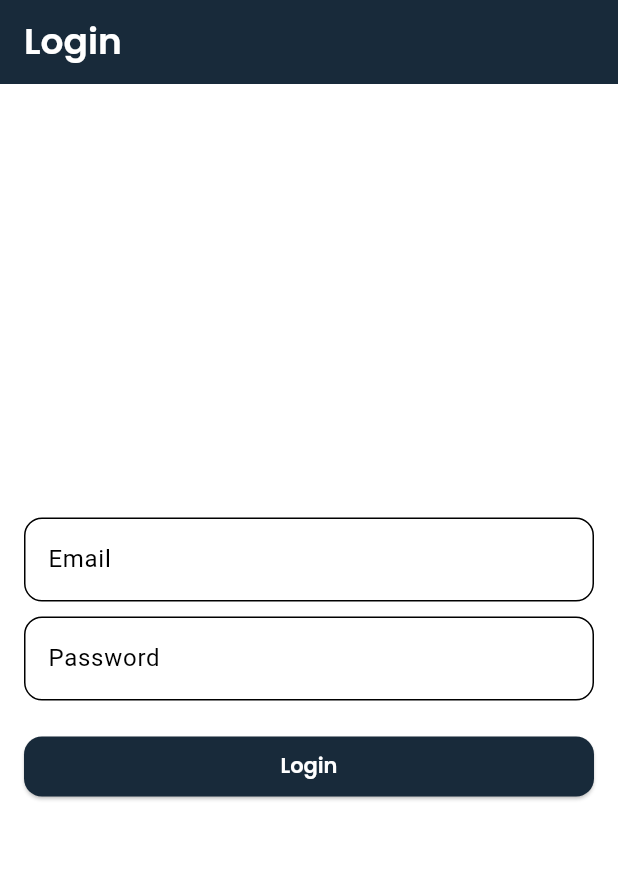
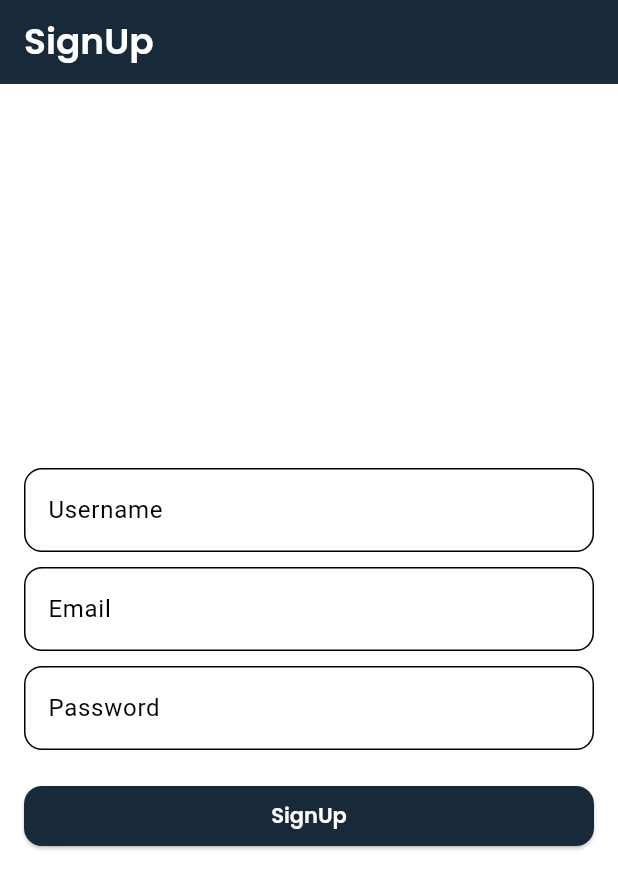
Before and after one commit to HamzaZahid29/raptor, a Flutter app: the screen it shows after launch, on a phone screen of 412 x 824 dp. Shown: the top 889 px of the screen. Run offline on Flutter 3.47's test engine with Material 3 defaults, Android fonts, the phone set to English and light mode, and no system bars; our stand-ins replace firebase_auth, firebase_core, flutter_bloc, fpdart, go_router, google_fonts; accounts and stored records are empty.

Commit message:
added route for the sign up page

```diff
--- a/lib/core/router/app_router.dart
+++ b/lib/core/router/app_router.dart
@@ -2,6 +2,7 @@ import 'package:flutter/material.dart';
 import 'package:go_router/go_router.dart';
 import 'package:raptor/core/router/static_app_routes.dart';
 import 'package:raptor/features/auth/presentation/pages/login_screen.dart';
+import 'package:raptor/features/auth/presentation/pages/signup_screen.dart';
 
 import '../../features/home/layout/layout_scaffold.dart';
 import '../../features/home/layout/models/user.dart';
@@ -14,9 +15,10 @@ final _rootNavigatorKey = GlobalKey<NavigatorState>(debugLabel: 'root');
 
 final router = GoRouter(
   navigatorKey: _rootNavigatorKey,
-  initialLocation: Routes.loginScreen,
+  initialLocation: Routes.signupScreen,
   routes: [
     GoRoute(path: Routes.loginScreen, pageBuilder: (context , state) => MaterialPage(child: LoginScreen())),
+    GoRoute(path: Routes.signupScreen, pageBuilder: (context , state) => MaterialPage(child: SignUpScreen())),
     StatefulShellRoute.indexedStack(
       builder: (context, state, navigationShell) => LayoutScaffold(
         navigationShell: navigationShell,
--- a/lib/core/router/static_app_routes.dart
+++ b/lib/core/router/static_app_routes.dart
@@ -6,4 +6,5 @@ class Routes {
   static const String profilePage = 'profile';
   static const String nestedProfilePage = '/settings/profile';
   static const String loginScreen = '/login';
+  static const String signupScreen = '/signup';
 }
```
